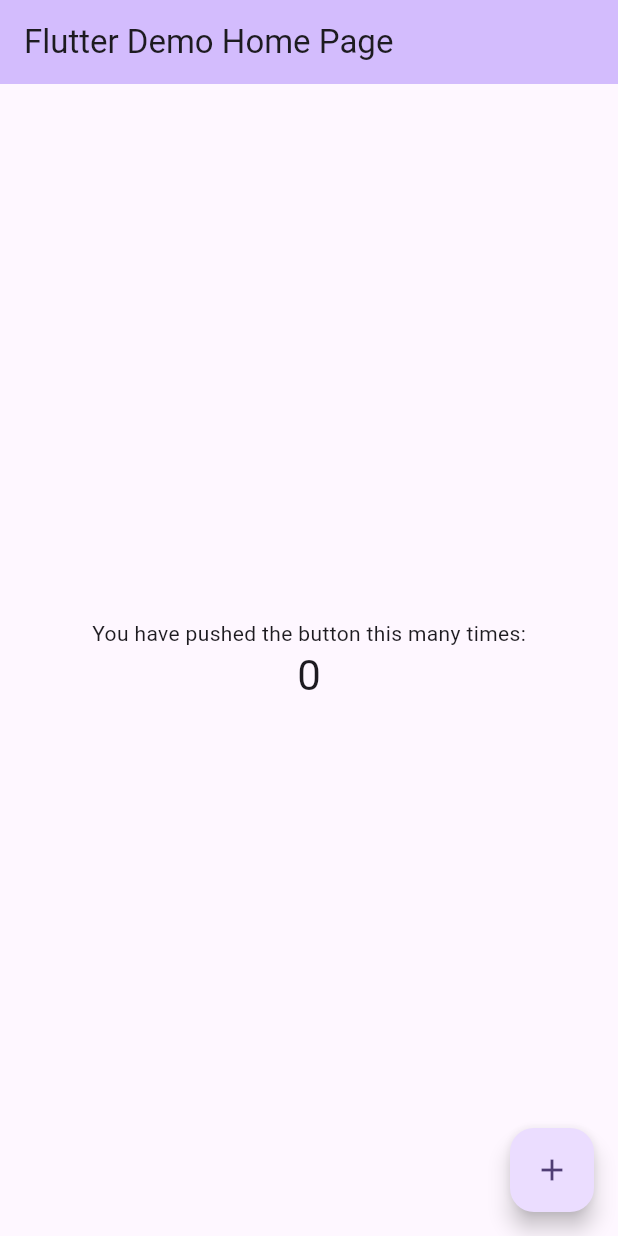
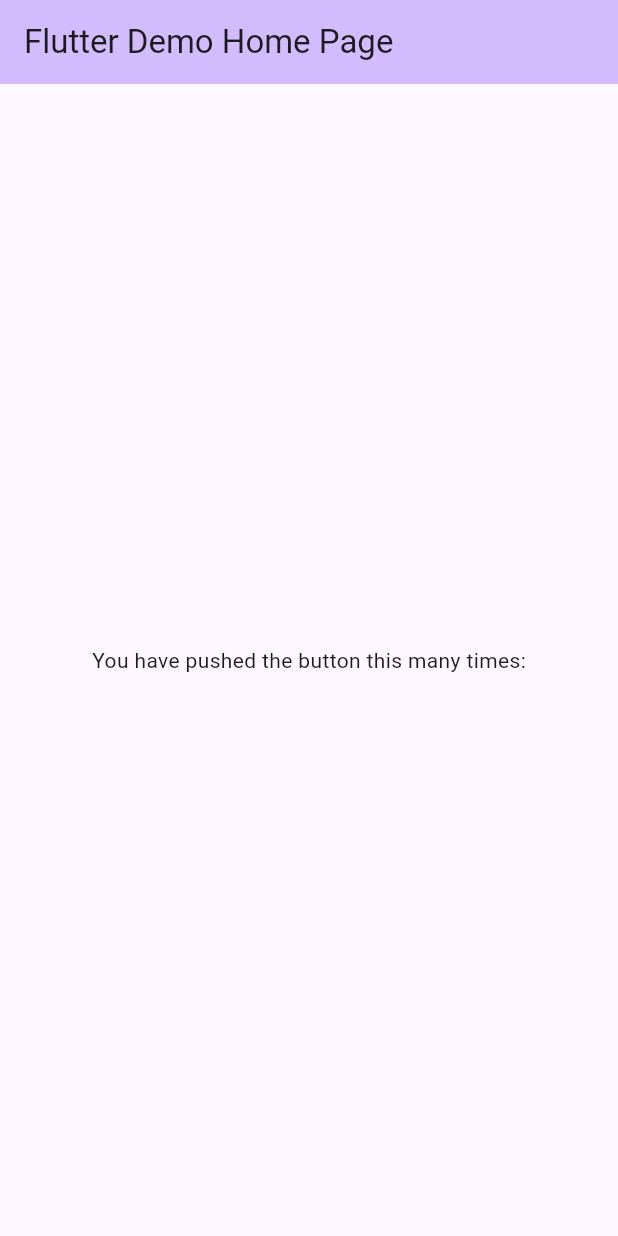
Before and after one commit to moathzayn/uniapp, a Flutter app: the screen it shows after launch, on a phone screen of 412 x 824 dp. Run offline on Flutter 3.47's test engine with Material 3 defaults, Android fonts, the phone set to English and light mode, and no system bars.

Commit message:
clean project

```diff
--- a/lib/main.dart
+++ b/lib/main.dart
@@ -6,28 +6,11 @@ void main() {
 
 class MyApp extends StatelessWidget {
   const MyApp({super.key});
-
-  // This widget is the root of your application.
   @override
   Widget build(BuildContext context) {
     return MaterialApp(
       title: 'Flutter Demo',
       theme: ThemeData(
-        // This is the theme of your application.
-        //
-        // TRY THIS: Try running your application with "flutter run". You'll see
-        // the application has a purple toolbar. Then, without quitting the app,
-        // try changing the seedColor in the colorScheme below to Colors.green
-        // and then invoke "hot reload" (save your changes or press the "hot
-        // reload" button in a Flutter-supported IDE, or press "r" if you used
-        // the command line to start the app).
-        //
-        // Notice that the counter didn't reset back to zero; the application
-        // state is not lost during the reload. To reset the state, use hot
-        // restart instead.
-        //
-        // This works for code too, not just values: Most code changes can be
-        // tested with just a hot reload.
         colorScheme: ColorScheme.fromSeed(seedColor: Colors.deepPurple),
         useMaterial3: true,
       ),
@@ -38,88 +21,29 @@ class MyApp extends StatelessWidget {
 
 class MyHomePage extends StatefulWidget {
   const MyHomePage({super.key, required this.title});
-
-  // This widget is the home page of your application. It is stateful, meaning
-  // that it has a State object (defined below) that contains fields that affect
-  // how it looks.
-
-  // This class is the configuration for the state. It holds the values (in this
-  // case the title) provided by the parent (in this case the App widget) and
-  // used by the build method of the State. Fields in a Widget subclass are
-  // always marked "final".
-
   final String title;
-
   @override
   State<MyHomePage> createState() => _MyHomePageState();
 }
 
 class _MyHomePageState extends State<MyHomePage> {
-  int _counter = 0;
-
-  void _incrementCounter() {
-    setState(() {
-      // This call to setState tells the Flutter framework that something has
-      // changed in this State, which causes it to rerun the build method below
-      // so that the display can reflect the updated values. If we changed
-      // _counter without calling setState(), then the build method would not be
-      // called again, and so nothing would appear to happen.
-      _counter++;
-    });
-  }
-
   @override
   Widget build(BuildContext context) {
-    // This method is rerun every time setState is called, for instance as done
-    // by the _incrementCounter method above.
-    //
-    // The Flutter framework has been optimized to make rerunning build methods
-    // fast, so that you can just rebuild anything that needs updating rather
-    // than having to individually change instances of widgets.
     return Scaffold(
       appBar: AppBar(
-        // TRY THIS: Try changing the color here to a specific color (to
-        // Colors.amber, perhaps?) and trigger a hot reload to see the AppBar
-        // change color while the other colors stay the same.
         backgroundColor: Theme.of(context).colorScheme.inversePrimary,
-        // Here we take the value from the MyHomePage object that was created by
-        // the App.build method, and use it to set our appbar title.
         title: Text(widget.title),
       ),
-      body: Center(
-        // Center is a layout widget. It takes a single child and positions it
-        // in the middle of the parent.
+      body: const Center(
         child: Column(
-          // Column is also a layout widget. It takes a list of children and
-          // arranges them vertically. By default, it sizes itself to fit its
-          // children horizontally, and tries to be as tall as its parent.
-          //
-          // Column has various properties to control how it sizes itself and
-          // how it positions its children. Here we use mainAxisAlignment to
-          // center the children vertically; the main axis here is the vertical
-          // axis because Columns are vertical (the cross axis would be
-          // horizontal).
-          //
-          // TRY THIS: Invoke "debug painting" (choose the "Toggle Debug Paint"
-          // action in the IDE, or press "p" in the console), to see the
-          // wireframe for each widget.
           mainAxisAlignment: MainAxisAlignment.center,
           children: <Widget>[
-            const Text(
+            Text(
               'You have pushed the button this many times:',
-            ),
-            Text(
-              '$_counter',
-              style: Theme.of(context).textTheme.headlineMedium,
             ),
           ],
         ),
       ),
-      floatingActionButton: FloatingActionButton(
-        onPressed: _incrementCounter,
-        tooltip: 'Increment',
-        child: const Icon(Icons.add),
-      ), // This trailing comma makes auto-formatting nicer for build methods.
     );
   }
 }
```
